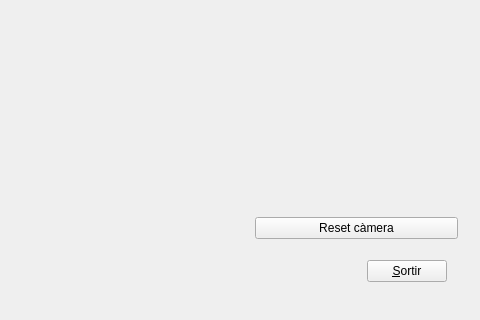
lipixx/vig-pr1, file app/Principal.ui: the form before one commit; both pictures show x 284 to 764 and y 261 to 581 of the 764 by 581 pixel window.
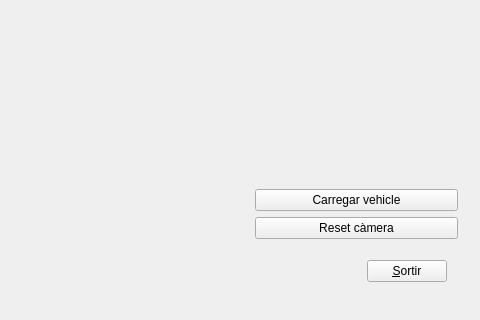
The form after the commit. Icons and pictures are not drawn. Custom widgets are drawn as their Qt base class.

Commit message: S'ha carregat el vehicle i se li ha donat orientació.

```diff
--- a/app/Principal.ui
+++ b/app/Principal.ui
@@ -59,6 +59,17 @@
        </property>
       </spacer>
      </item>
+     <item>
+      <widget class="QPushButton" name="carregaVeh" >
+       <property name="text" >
+        <string>Carregar vehicle</string>
+       </property>
+       <property name="icon" >
+        <iconset>
+         <normaloff>../data/icons/car_icon.gif</normaloff>../data/icons/car_icon.gif</iconset>
+       </property>
+      </widget>
+     </item>
      <item>
       <widget class="QPushButton" name="resetButton" >
        <property name="text" >
```
Left out of the diff: 21 changed lines with no effect on the pictures. The commit also changes 6 other files.
